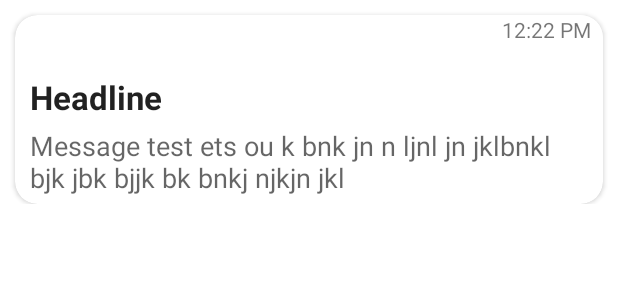
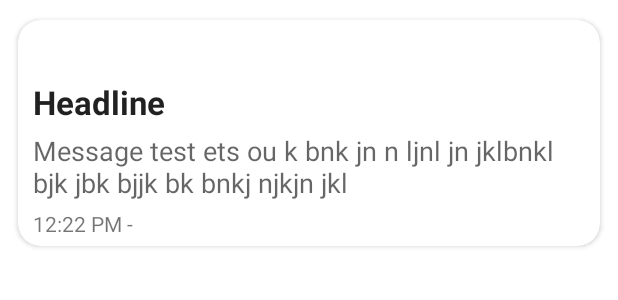
Before and after one commit to nsingh-93/stats-tracker, an Android app: the layout recycler_item_article.xml on its own in the app's theme, with its tools: preview values and no code run, on a phone screen of 412 x 824 dp. Shown: the top 300 px of the screen. Run offline under Robolectric (Android 15) with nearby library versions, the phone set to English and light mode, and no system bars; network calls fail.

```diff
--- a/app/src/main/res/layout/recycler_item_article.xml
+++ b/app/src/main/res/layout/recycler_item_article.xml
@@ -3,32 +3,33 @@
     xmlns:tools="http://schemas.android.com/tools"
     android:layout_width="match_parent"
     android:layout_height="wrap_content"
-    android:paddingBottom="15dp"
     xmlns:app="http://schemas.android.com/apk/res-auto">
 
     <androidx.cardview.widget.CardView
         android:id="@+id/timeCardView"
         android:layout_width="match_parent"
         android:layout_height="wrap_content"
-        android:layout_margin="10dp"
+        android:layout_margin="5dp"
         app:cardCornerRadius="15dp"
         app:layout_constraintTop_toTopOf="parent"
         app:layout_constraintStart_toStartOf="parent"
-        app:layout_constraintEnd_toEndOf="parent">
+        app:layout_constraintEnd_toEndOf="parent"
+        app:cardUseCompatPadding="true">
 
     <androidx.constraintlayout.widget.ConstraintLayout
         android:id="@+id/newsCard"
         android:layout_width="match_parent"
         android:layout_height="wrap_content"
         android:orientation="vertical"
-        android:elevation="2dp">
+        android:elevation="4dp">
 
         <ImageView
             android:id="@+id/photoImageView"
             android:layout_width="match_parent"
             android:layout_height="0dp"
             android:adjustViewBounds="true"
-            app:layout_constraintTop_toTopOf="parent"
+            android:layout_marginBottom="20dp"
+            app:layout_constraintBottom_toTopOf="@id/bottomLayout"
             app:layout_constraintStart_toStartOf="parent"
             app:layout_constraintEnd_toEndOf="parent"
             />
@@ -42,8 +43,6 @@
             app:layout_constraintBottom_toBottomOf="@id/photoImageView"
             android:src="@drawable/image_fade"
             />
-
-
 
         <TextView
             android:id="@+id/titleTextView"
@@ -70,22 +69,39 @@
             android:paddingBottom="5dp"
             android:textAppearance="?android:attr/textAppearanceMedium"
             android:maxLines="2"
+            android:ellipsize="end"
             tools:text="Message test ets ou k bnk jn n ljnl jn jklbnkl bjk jbk bjjk bk bnkj njkjn jkl"
-            app:layout_constraintBottom_toBottomOf="parent"/>
+            app:layout_constraintBottom_toTopOf="@id/bottomLayout"/>
 
-        <TextView
-            android:id="@+id/txtTimestamp"
-            android:layout_width="wrap_content"
+        <androidx.appcompat.widget.LinearLayoutCompat
+            android:id="@+id/bottomLayout"
+            android:layout_width="match_parent"
             android:layout_height="wrap_content"
-            android:gravity="right"
-            android:paddingStart="5dp"
-            android:paddingEnd="8dp"
-            android:text="12:22 PM"
-            android:textSize="14dp"
-            android:visibility="visible"
-            android:background="@color/white"
-            app:layout_constraintEnd_toEndOf="parent"
-            app:layout_constraintTop_toTopOf="parent"/>
+            android:orientation="horizontal"
+            app:layout_constraintBottom_toBottomOf="parent"
+            android:paddingBottom="5dp"
+            android:paddingStart="10dp">
+
+            <TextView
+                android:id="@+id/txtTimestamp"
+                android:layout_width="wrap_content"
+                android:layout_height="wrap_content"
+                android:text="12:22 PM"
+                android:textSize="14dp"/>
+
+            <TextView
+                android:layout_width="wrap_content"
+                android:layout_height="wrap_content"
+                android:text=" - "
+                android:textSize="14dp"/>
+
+            <TextView
+                android:id="@+id/txtSource"
+                android:layout_width="wrap_content"
+                android:layout_height="wrap_content"
+                android:textSize="14dp"/>
+
+        </androidx.appcompat.widget.LinearLayoutCompat>
 
     </androidx.constraintlayout.widget.ConstraintLayout>
 
```
Also changed, not shown: app/src/main/java/com/example/statstracker/FragmentNewsFeed.kt (+21 -25 lines), app/src/main/java/com/example/statstracker/News.kt (+9 -0 lines), app/src/main/java/com/example/statstracker/NewsFeedRecyclerAdapter.kt (+14 -7 lines).
